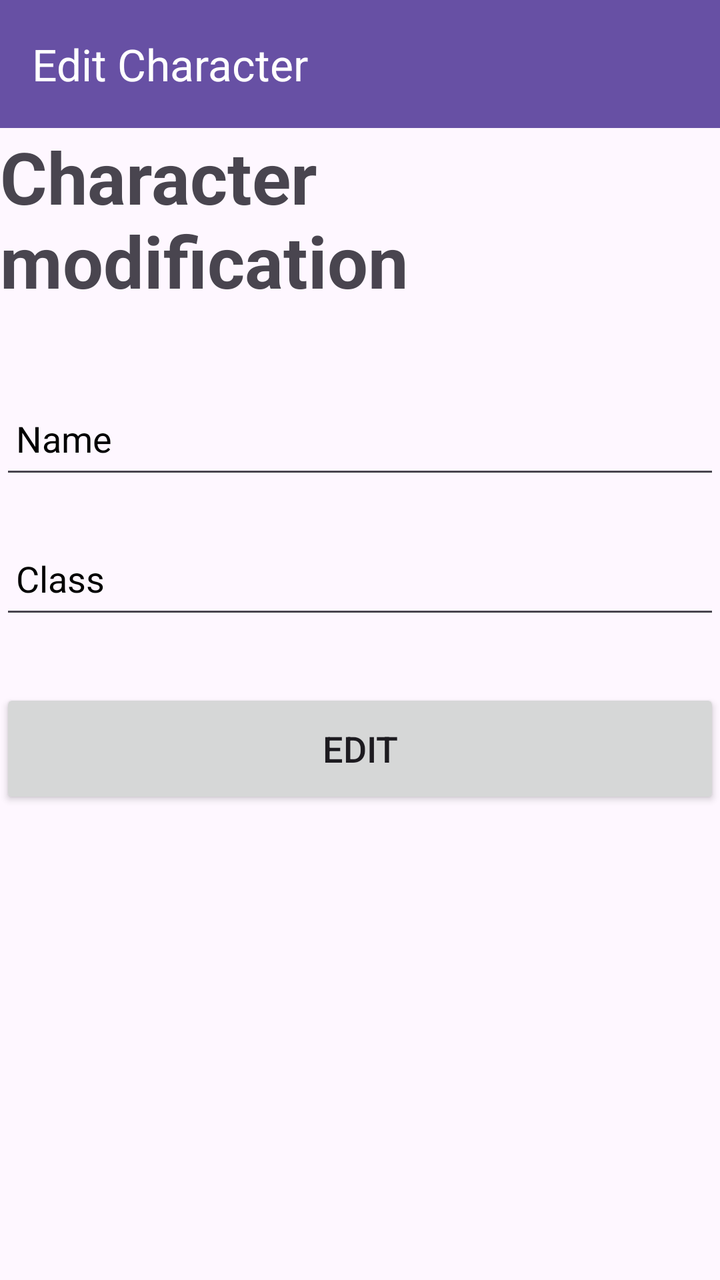
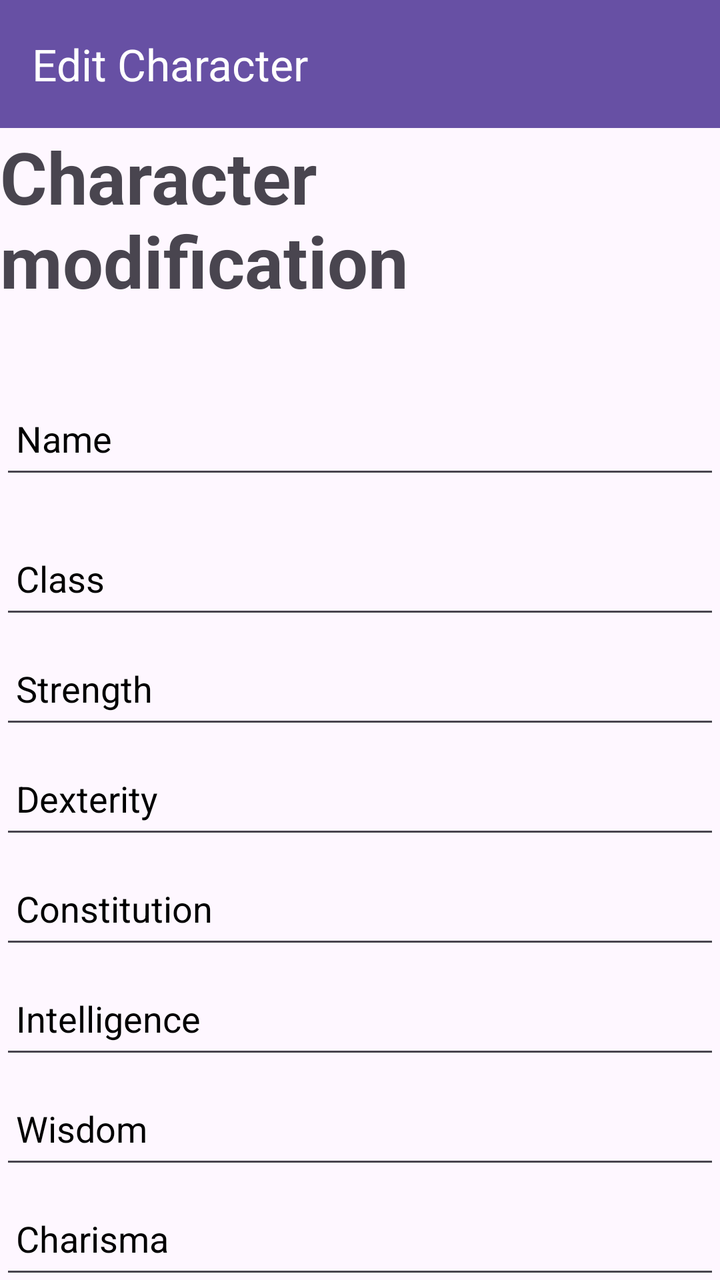

Two renders of the same Android screen: before a commit and after it. Below are the layout's source before the change and the commit's diff.
<!-- AndroidManifest.xml: application theme Theme.Tavernia -->
<!-- res/layout/activity_edit_sheet.xml -->
<?xml version="1.0" encoding="utf-8"?>
<LinearLayout xmlns:android="http://schemas.android.com/apk/res/android"
    xmlns:app="http://schemas.android.com/apk/res-auto"
    xmlns:tools="http://schemas.android.com/tools"
    android:id="@+id/main"
    android:layout_width="match_parent"
    android:layout_height="match_parent"
    android:orientation="vertical"
    tools:context=".CreateSheetActivity">

    <androidx.appcompat.widget.Toolbar
        android:id="@+id/toolbar"
        android:layout_width="match_parent"
        android:layout_height="wrap_content"
        android:background="?attr/colorPrimary"
        android:elevation="4dp"
        android:theme="@style/ThemeOverlay.AppCompat.Dark.ActionBar"
        app:title="Edit Character"
        app:titleTextColor="@android:color/white" />

    <TextView
        android:layout_width="match_parent"
        android:layout_height="wrap_content"
        android:text="Character modification"
        android:textSize="36sp"
        android:textAlignment="center"
        android:textStyle="bold" />
    <EditText
        android:layout_width="match_parent"
        android:layout_height="50dp"
        android:id="@+id/sheet_edit_name"
        android:layout_marginTop="40dp"
        android:padding="8dp"
        android:hint="Name"
        android:textColorHint="@color/black"
        android:textColor="@color/black" />
    <EditText
        android:layout_width="match_parent"
        android:layout_height="50dp"
        android:id="@+id/sheet_edit_class"
        android:layout_marginTop="20dp"
        android:padding="8dp"
        android:hint="Class"
        android:textColorHint="@color/black"
        android:textColor="@color/black" />
    <Button
        android:layout_width="match_parent"
        android:layout_height="60dp"
        android:text="EDIT"
        android:textSize="18sp"
        android:id="@+id/sheet_creation_button"
        android:layout_marginTop="30dp"
        app:cornerRadius="20dp" />

</LinearLayout>
<!-- resources referenced by this layout -->
<resources>
  <color name="black">#FF000000</color>
  <style name="Theme.Tavernia" parent="Base.Theme.Tavernia" />
  <style name="Base.Theme.Tavernia" parent="Theme.Material3.DayNight.NoActionBar">
          
          
      </style>
</resources>

<!-- the commit's change to res/layout/activity_edit_sheet.xml (unified diff, before → after) -->
@@ -43,6 +43,73 @@
         android:hint="Class"
         android:textColorHint="@color/black"
         android:textColor="@color/black" />
+
+    <EditText
+        android:id="@+id/sheet_edit_strength"
+        android:layout_width="match_parent"
+        android:layout_height="50dp"
+        android:layout_marginTop="5dp"
+        android:ems="10"
+        android:hint="Strength"
+        android:textColorHint="@color/black"
+        android:padding="8dp"
+        android:inputType="number" />
+
+    <EditText
+        android:id="@+id/sheet_edit_dexterity"
+        android:layout_width="match_parent"
+        android:layout_height="50dp"
+        android:layout_marginTop="5dp"
+        android:ems="10"
+        android:hint="Dexterity"
+        android:textColorHint="@color/black"
+        android:padding="8dp"
+        android:inputType="number" />
+
+    <EditText
+        android:id="@+id/sheet_edit_constitution"
+        android:layout_width="match_parent"
+        android:layout_height="50dp"
+        android:layout_marginTop="5dp"
+        android:ems="10"
+        android:hint="Constitution"
+        android:textColorHint="@color/black"
+        android:padding="8dp"
+        android:inputType="number" />
+
+    <EditText
+        android:id="@+id/sheet_edit_intelligence"
+        android:layout_width="match_parent"
+        android:layout_height="50dp"
+        android:layout_marginTop="5dp"
+        android:ems="10"
+        android:hint="Intelligence"
+        android:textColorHint="@color/black"
+        android:padding="8dp"
+        android:inputType="number" />
+
+    <EditText
+        android:id="@+id/sheet_edit_wisdom"
+        android:layout_width="match_parent"
+        android:layout_height="50dp"
+        android:layout_marginTop="5dp"
+        android:ems="10"
+        android:hint="Wisdom"
+        android:textColorHint="@color/black"
+        android:padding="8dp"
+        android:inputType="number" />
+
+    <EditText
+        android:id="@+id/sheet_edit_charisma"
+        android:layout_width="match_parent"
+        android:layout_height="50dp"
+        android:layout_marginTop="5dp"
+        android:ems="10"
+        android:hint="Charisma"
+        android:textColorHint="@color/black"
+        android:padding="8dp"
+        android:inputType="number" />
+
     <Button
         android:layout_width="match_parent"
         android:layout_height="60dp"
